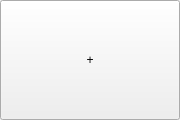
This is DungeonQuill/NewMapButton.ui in Kate723/DungeonQuill as Qt 5 draws it before an edit. The edited form follows.
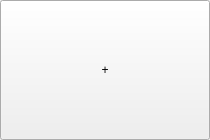
This is the edited form.

```diff
--- a/DungeonQuill/NewMapButton.ui
+++ b/DungeonQuill/NewMapButton.ui
@@ -6,8 +6,8 @@
    <rect>
     <x>0</x>
     <y>0</y>
-    <width>180</width>
-    <height>120</height>
+    <width>210</width>
+    <height>140</height>
    </rect>
   </property>
   <property name="minimumSize">
```
